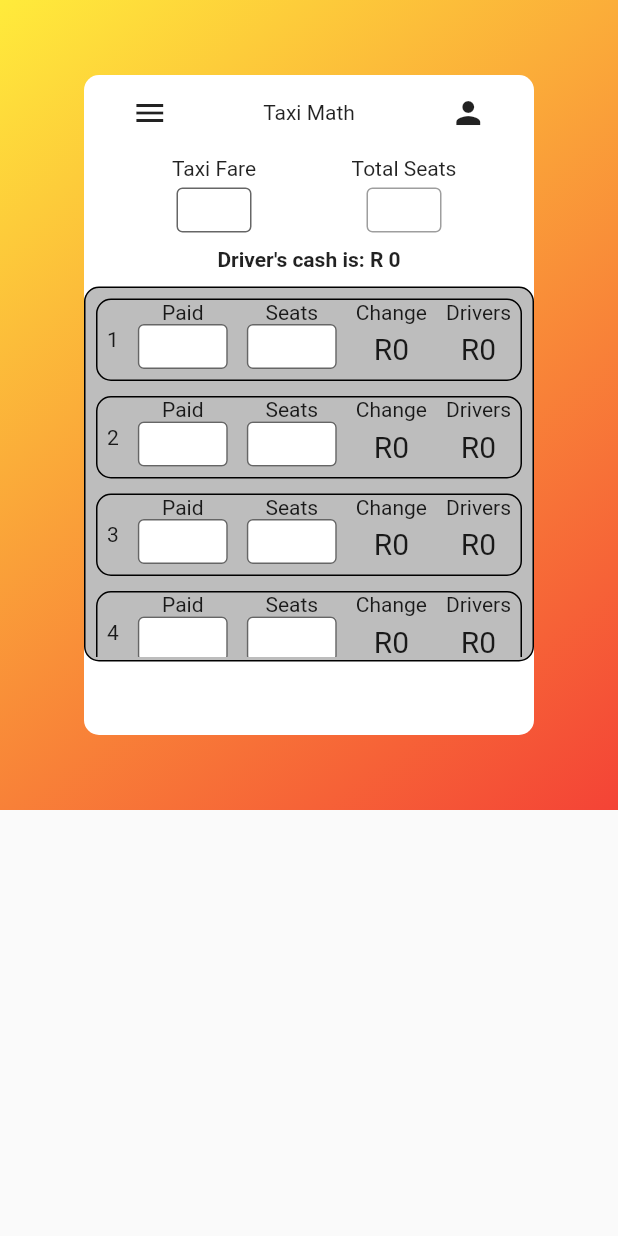
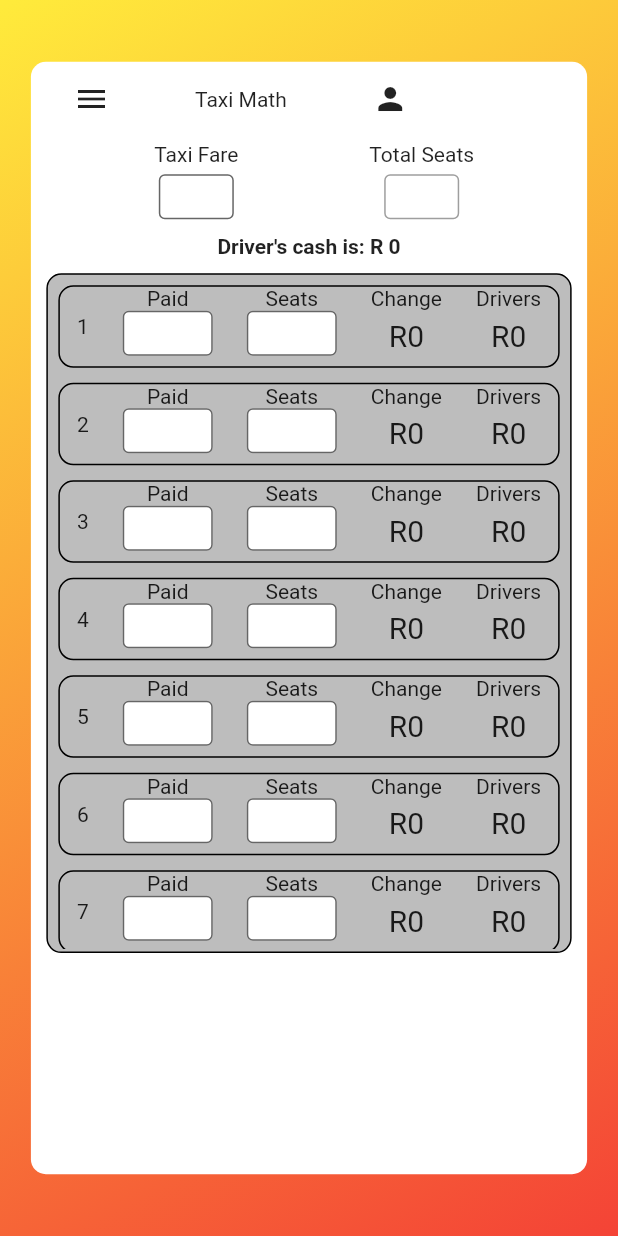
Before and after one commit to GiftSibiya/flutter_FrontSeat, a Flutter app: the screen it shows after launch, on a phone screen of 412 x 824 dp. Run offline on Flutter 3.47's test engine with Material 2 defaults, Android fonts, the phone set to English and light mode, and no system bars; missing offline and left inert: dart:ffi.

Commit message:
added media queries to sizes

```diff
--- a/taxi_math_flutter/lib/pages/main_screen.dart
+++ b/taxi_math_flutter/lib/pages/main_screen.dart
@@ -60,7 +60,7 @@ class _MainScreenState extends State<MainScreen> {
     return Scaffold(
       body: SingleChildScrollView(
         child: Container(
-          height: 540,
+          height: MediaQuery.of(context).size.height,
           decoration: const BoxDecoration(
               gradient: LinearGradient(
                   begin: Alignment.topLeft,
@@ -68,8 +68,8 @@ class _MainScreenState extends State<MainScreen> {
                   colors: [Colors.yellow, Colors.red])),
           child: Center(
             child: Container(
-              height: 440,
-              width: 300,
+              height: MediaQuery.of(context).size.height * 0.9,
+              width: MediaQuery.of(context).size.width * 0.9,
               decoration: const BoxDecoration(
                   color: Colors.white,
                   borderRadius: BorderRadius.all(
@@ -82,7 +82,7 @@ class _MainScreenState extends State<MainScreen> {
                   Row(children: [
                     Container(
                         height: 50,
-                        width: 300,
+                        width: 280,
                         decoration: const BoxDecoration(
                           borderRadius:
                               BorderRadius.vertical(top: Radius.circular(10)),
@@ -174,8 +174,8 @@ class _MainScreenState extends State<MainScreen> {
                   Container(
                     padding: EdgeInsets.all(2),
                     //This is the grey box surrounding the calculation rows
-
-                    height: 250,
+                    width: MediaQuery.of(context).size.width * 0.85,
+                    height: MediaQuery.of(context).size.height * 0.55,
                     decoration: BoxDecoration(
                         color: Colors.grey[400],
                         border: Border.all(color: Colors.black),
```
